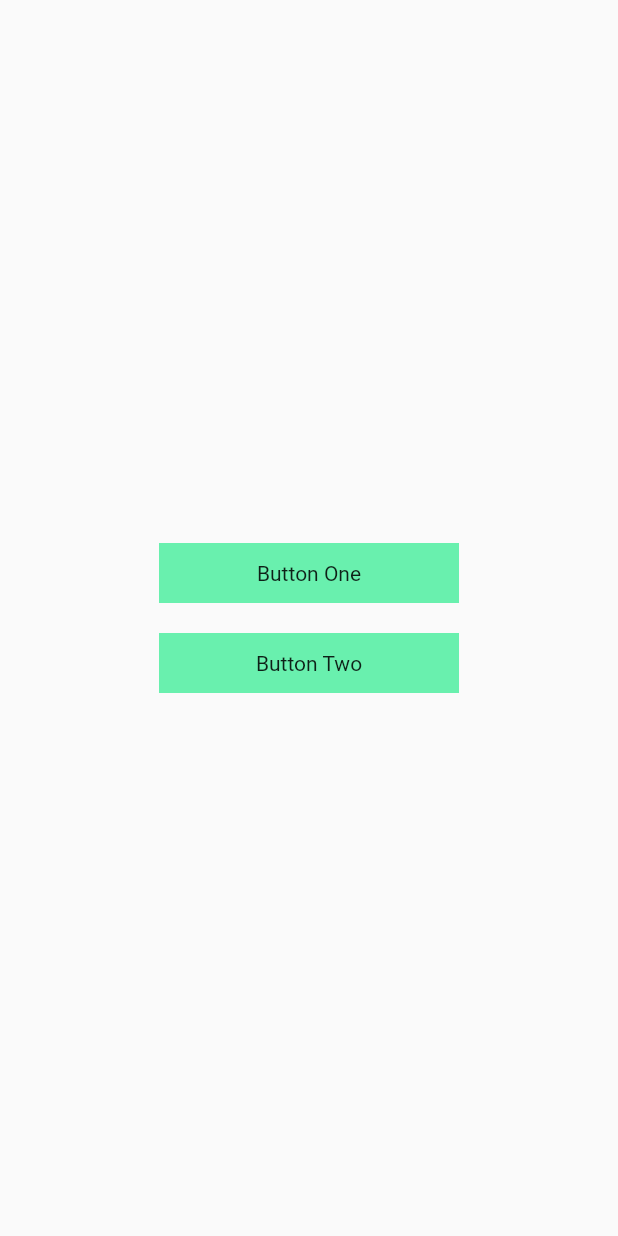
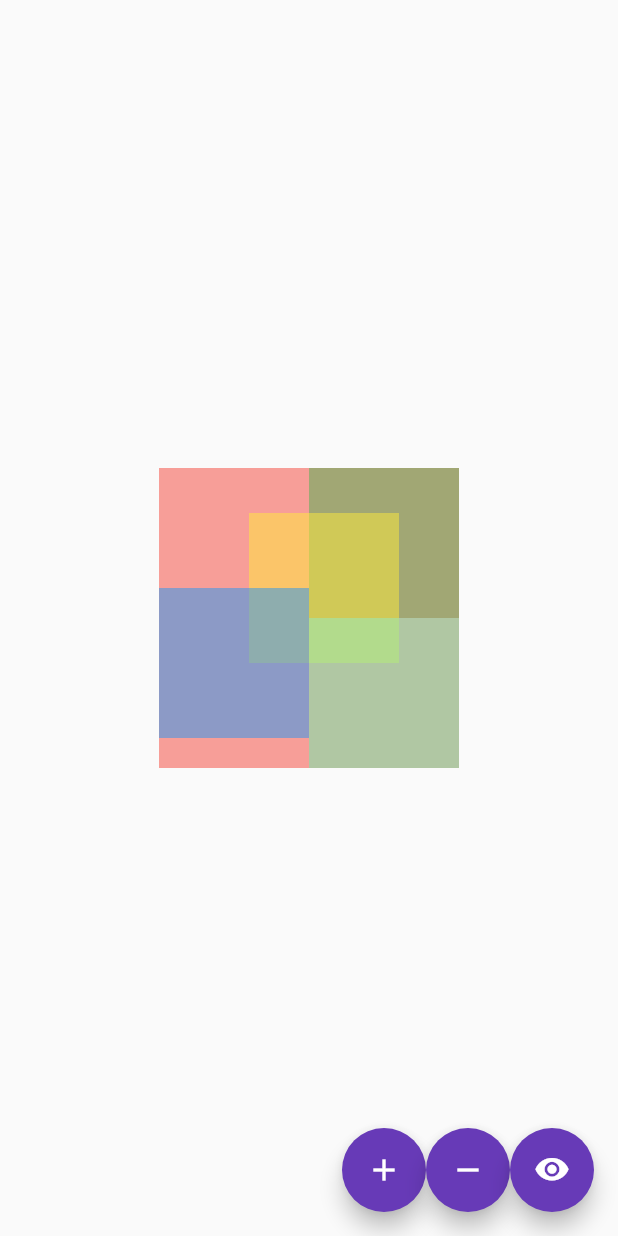
Before and after one commit to sudeepthapa/flutter_class, a Flutter app: the screen it shows after launch, on a phone screen of 412 x 824 dp. Run offline on Flutter 3.47's test engine with Material 2 defaults, Android fonts, the phone set to English and light mode, and no system bars.

Commit message:
stack and stateful complete

```diff
--- a/lib/main.dart
+++ b/lib/main.dart
@@ -1,6 +1,7 @@
 import 'package:flutter/material.dart';
 import 'package:flutter_class/screens/HomeScreen.dart';
 import 'package:flutter_class/screens/ProfileScreen.dart';
+import 'package:flutter_class/screens/SettingScreen.dart';
 
 void main() {
   runApp(MyApp());
@@ -15,7 +16,7 @@ class MyApp extends StatelessWidget {
         theme: ThemeData(
           primarySwatch: Colors.deepPurple,
         ),
-        home: HomeScreen()
+        home: SettingScreen()
     );
   }
 }
--- a/lib/screens/SettingScreen.dart
+++ b/lib/screens/SettingScreen.dart
@@ -0,0 +1,105 @@
+import 'package:flutter/material.dart';
+
+class SettingScreen extends StatefulWidget {
+  @override
+  _SettingScreenState createState() => _SettingScreenState();
+}
+
+class _SettingScreenState extends State<SettingScreen> {
+  int count = 0;
+  bool isVisible = true;
+  @override
+  Widget build(BuildContext context) {
+    return Scaffold(
+      body: Center(child: isVisible ? getDisplayCount(count) : Container()),
+      floatingActionButton: Row(
+        mainAxisAlignment: MainAxisAlignment.end,
+        children: [
+          FloatingActionButton(
+            onPressed: incrementCount,
+            child: Icon(Icons.add),
+          ),
+          FloatingActionButton(
+            onPressed: decrementCount,
+            child: Icon(Icons.remove),
+          ),
+          FloatingActionButton(
+            onPressed: toggleVisibility,
+            child: Icon( isVisible ? Icons.visibility_rounded : Icons.visibility_off_sharp)
+          ),
+        ],
+      ),
+    );
+  }
+
+  getDisplayCount(int count) {
+    return Stack(
+      children: [
+        Container(
+          width: 200,
+          height: 200,
+          color: Colors.red.withOpacity(0.5),
+        ),
+        Positioned(
+          top: 0,
+          right: 0,
+          child: Container(
+            width: 100,
+            height: 100,
+            color: Colors.green.withOpacity(0.5),
+          ),
+        ),
+        Positioned(
+          top: 30,
+          left: 60,
+          child: Container(
+            width: 100,
+            height: 100,
+            color: Colors.yellow.withOpacity(0.5),
+          ),
+        ),
+        Positioned(
+          top: 80,
+          left:0,
+          child: Container(
+            width: 100,
+            height: 100,
+            color: Colors.blue.withOpacity(0.5),
+          ),
+        ),
+        Positioned(
+          top: 100,
+          right:0,
+          child: Container(
+            width: 100,
+            height: 100,
+            color: Colors.greenAccent.withOpacity(0.5),
+          ),
+        ),
+
+      ],
+    );
+  }
+
+  incrementCount() {
+    if(isVisible){
+      setState(() {
+        count = count + 1;
+      });
+    }
+  }
+
+  decrementCount() {
+    if(isVisible){
+      setState(() {
+        count = count - 1;
+      });
+    }
+  }
+
+  toggleVisibility(){
+    setState(() {
+      isVisible = !isVisible;
+    });
+  }
+}
```
